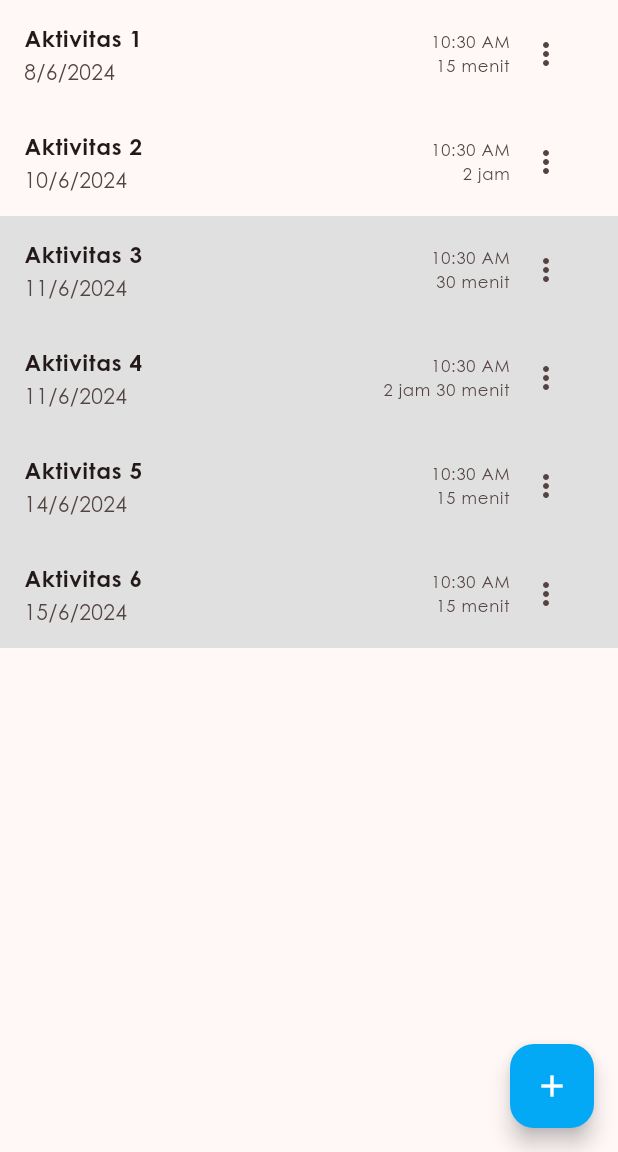
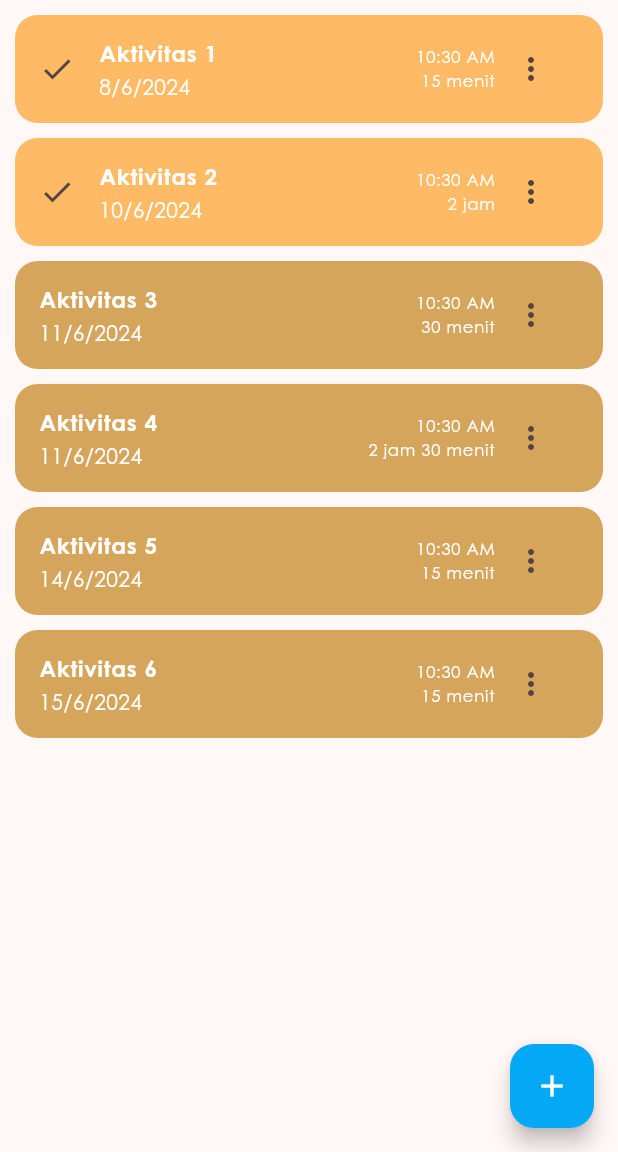
Before and after one commit to AdiJT/uas-pmp-aktivitas, a Flutter app: the ActivityPage screen opened directly, on a phone screen of 412 x 824 dp, the part 84-1236 px from its top. Run offline on Flutter 3.47's test engine with Material 3 defaults, Android fonts, the phone set to English and light mode, and no system bars; our stand-ins replace get.

Commit message:
desai UI aktivitas

```diff
--- a/lib/views/activity_page.dart
+++ b/lib/views/activity_page.dart
@@ -7,7 +7,7 @@ import 'package:flutter_application_uas_aktivitas/views/edit_activity_page.dart'
 import 'package:get/get.dart';
 
 class ActivityPage extends StatefulWidget {
-  const ActivityPage({super.key});
+  const ActivityPage({Key? key});
 
   @override
   State<ActivityPage> createState() => _ActivityPageState();
@@ -24,11 +24,10 @@ class _ActivityPageState extends State<ActivityPage> {
           'Aktivitas',
           style: TextStyle(
             fontWeight: FontWeight.bold,
-            color: Colors.white, // Mengubah warna teks AppBar menjadi putih
+            color: Colors.white,
           ),
         ),
-        backgroundColor:
-            Colors.lightBlue, // Mengubah warna AppBar menjadi lightBlue
+        backgroundColor: Colors.lightBlue,
       ),
       body: Obx(
         () => ListView.builder(
@@ -37,18 +36,31 @@ class _ActivityPageState extends State<ActivityPage> {
           itemBuilder: (context, index) {
             final activity = controller.activities[index];
 
-            return ListTile(
-              tileColor: activity.isDone == false ? Colors.grey[300] : null,
-              onTap: () => Get.to(() => DetailsActivityPage(index: index,)),
+            return Container(
+              decoration: BoxDecoration(
+                color: activity.isDone == false
+                    ? Color.fromARGB(255, 214, 165, 92)
+                    : Colors.orangeAccent.withOpacity(0.8),
+                borderRadius: BorderRadius.circular(15),
+              ),
+              margin: const EdgeInsets.only(left: 10, right: 10, top: 10),
+              child: ListTile(
+                onTap: () => Get.to(() => DetailsActivityPage(index: index)),
+                leading: activity.isDone ? Icon(Icons.done) : null,
                 title: Text(
                   activity.name,
                   style: const TextStyle(
                     fontWeight: FontWeight.bold,
                     fontSize: 15,
+                    color: Colors.white,
                   ),
                 ),
                 subtitle: Text(
-                  '${activity.date.day}/${activity.date.month}/${activity.date.year}'),
+                  '${activity.date.day}/${activity.date.month}/${activity.date.year}',
+                  style: const TextStyle(
+                    color: Colors.white,
+                  ),
+                ),
                 trailing: SizedBox(
                   width: 200,
                   child: Row(
@@ -58,15 +70,25 @@ class _ActivityPageState extends State<ActivityPage> {
                         crossAxisAlignment: CrossAxisAlignment.end,
                         mainAxisAlignment: MainAxisAlignment.center,
                         children: [
-                        Text(TimeOfDay.fromDateTime(activity.date)
-                            .format(context)),
-                        Text(activity.duration.formatDuration()),
+                          Text(
+                            TimeOfDay.fromDateTime(activity.date)
+                                .format(context),
+                            style: const TextStyle(
+                              color: Colors.white,
+                            ),
+                          ),
+                          Text(
+                            activity.duration.formatDuration(),
+                            style: const TextStyle(
+                              color: Colors.white,
+                            ),
+                          ),
                         ],
                       ),
                       PopupMenuButton<String>(
                         onSelected: (v) {
                           switch (v) {
-                          case 'Edit' :
+                            case 'Edit':
                               Get.to(() => EditActivityPage(index: index));
                               break;
                             case 'Hapus':
@@ -87,16 +109,16 @@ class _ActivityPageState extends State<ActivityPage> {
                     ],
                   ),
                 ),
+              ),
             );
           },
         ),
       ),
       floatingActionButton: FloatingActionButton(
-        backgroundColor: Colors
-            .lightBlue, // Mengubah warna background FloatingActionButton menjadi lightBlue
+        backgroundColor: Colors.lightBlue,
         child: const Icon(
           Icons.add,
-          color: Colors.white, // Mengubah warna ikon menjadi putih
+          color: Colors.white,
         ),
         onPressed: () => Get.to(() => const AddActivityPage()),
       ),
@@ -107,15 +129,14 @@ class _ActivityPageState extends State<ActivityPage> {
     final delete = await showDialog(
       context: context,
       builder: (context) => AlertDialog(
-        backgroundColor: Colors.orangeAccent
-            .withOpacity(0.8), // Mengubah warna background AlertDialog
+        backgroundColor: Colors.orangeAccent.withOpacity(0.8),
         content: Column(
           mainAxisSize: MainAxisSize.min,
           children: [
             const Text(
               'Apakah anda yakin ingin menghapus?',
               style: TextStyle(
-                color: Colors.white, // Mengubah warna teks AlertDialog
+                color: Colors.white,
               ),
             ),
             const SizedBox(height: 10),
@@ -129,7 +150,7 @@ class _ActivityPageState extends State<ActivityPage> {
                   child: const Text(
                     'Hapus',
                     style: TextStyle(
-                      color: Colors.red, // Mengubah warna teks tombol Hapus
+                      color: Colors.red,
                     ),
                   ),
                 ),
@@ -140,7 +161,7 @@ class _ActivityPageState extends State<ActivityPage> {
                   child: const Text(
                     'Batal',
                     style: TextStyle(
-                      color: Colors.white, // Mengubah warna teks tombol Batal
+                      color: Colors.white,
                     ),
                   ),
                 ),
```
Lines whose indentation alone changed are shown as unchanged.
